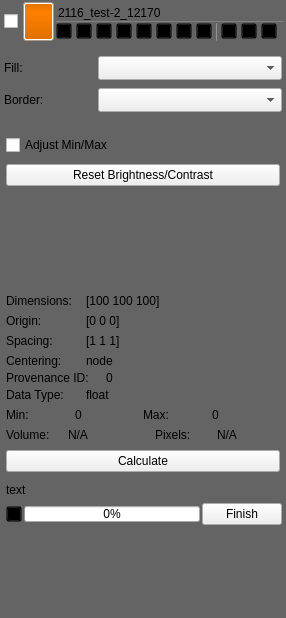
First picture: the form in src/Interface/Application/LayerWidget.ui, repository rblake/seg3d2, before the edit.
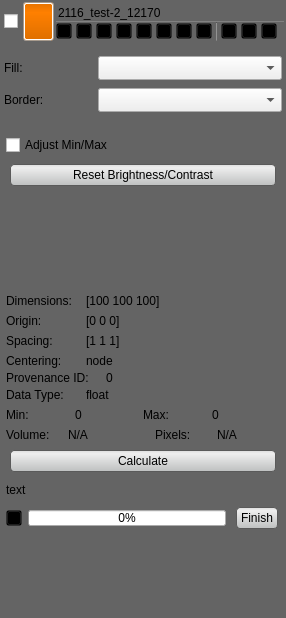
Second picture: the form after the edit. Icons and pictures are not drawn. Custom widgets are drawn as their Qt base class.

Commit message: button stylesheet fixes

```diff
--- a/src/Interface/Application/LayerWidget.ui
+++ b/src/Interface/Application/LayerWidget.ui
@@ -17,7 +17,28 @@
    <string>Form</string>
   </property>
   <property name="styleSheet">
-   <string notr="true">QWidget#background_{
+   <string notr="true">QPushButton{
+	background-color: qlineargradient(spread:pad, x1:0.5, y1:0, x2:0.5, y2:0.960227, stop:0 rgba(221, 221, 221, 255), stop:0.155779 rgba(238, 238, 238, 255), stop:1 rgba(192, 194, 194, 255));
+	border-radius: 4px;
+	border: 1px solid rgb(90, 90, 90);
+	margin:4px;
+}
+
+QPushButton:hover{
+	background-color: qlineargradient(spread:pad, x1:0.5, y1:0, x2:0.5, y2:1, stop:0 rgba(195, 195, 195, 255), stop:0.253769 rgba(206, 206, 206, 255), stop:1 rgba(185, 185, 185, 255));
+	border-radius: 4px;
+	border: 1px solid rgb(90, 90, 90);
+	margin:4px;
+}
+
+QPushButton:pressed{
+	background-color: qlineargradient(spread:pad, x1:0.5, y1:0, x2:0.5, y2:1, stop:0 rgba(150, 150, 150, 255), stop:0.753769 rgba(206, 206, 206, 255), stop:1 rgba(185, 185, 185, 255));
+	border-radius: 4px;
+	border: 1px solid rgb(90, 90, 90);
+	margin:4px;
+}
+
+QWidget#background_{
 	background-color: rgb( 100, 100, 100 );
 }
 
@@ -137,7 +158,6 @@
 	margin-left:1px;
 	color: white;
 }
-
 </string>
   </property>
   <layout class="QHBoxLayout" name="horizontalLayout_22">
@@ -1064,6 +1084,12 @@
                   </property>
                   <item>
                    <widget class="QPushButton" name="reset_brightness_contrast_button_">
+                    <property name="minimumSize">
+                     <size>
+                      <width>0</width>
+                      <height>30</height>
+                     </size>
+                    </property>
                     <property name="toolTip">
                      <string>Reset contrast brightness to its default values</string>
                     </property>
@@ -1781,6 +1807,12 @@
                   </property>
                   <item>
                    <widget class="QPushButton" name="calculate_volume_button_">
+                    <property name="minimumSize">
+                     <size>
+                      <width>0</width>
+                      <height>30</height>
+                     </size>
+                    </property>
                     <property name="toolTip">
                      <string>Calculate the volume in world space and index space</string>
                     </property>
@@ -1848,7 +1880,7 @@
              <widget class="QWidget" name="widget_7" native="true">
               <layout class="QHBoxLayout" name="horizontalLayout_6" stretch="1,4,1">
                <property name="spacing">
-                <number>2</number>
+                <number>6</number>
                </property>
                <property name="leftMargin">
                 <number>2</number>
@@ -1936,6 +1968,12 @@
                    <verstretch>0</verstretch>
                   </sizepolicy>
                  </property>
+                 <property name="minimumSize">
+                  <size>
+                   <width>0</width>
+                   <height>30</height>
+                  </size>
+                 </property>
                  <property name="text">
                   <string>Finish</string>
                  </property>
```
The commit also changes 7 other files.
